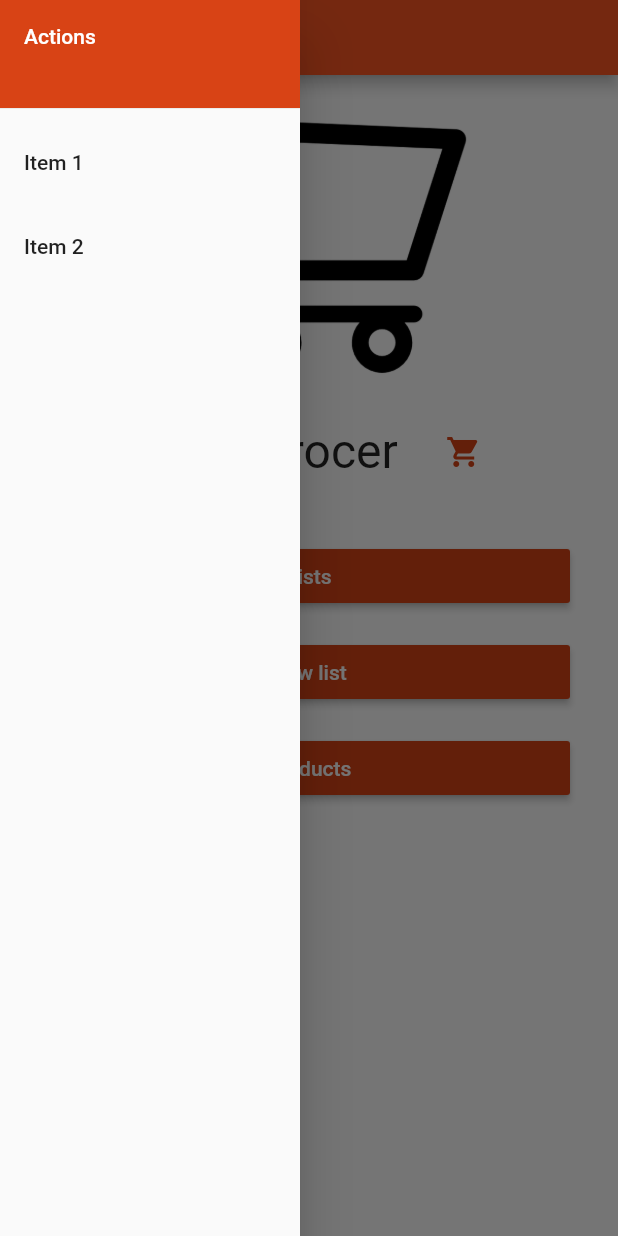
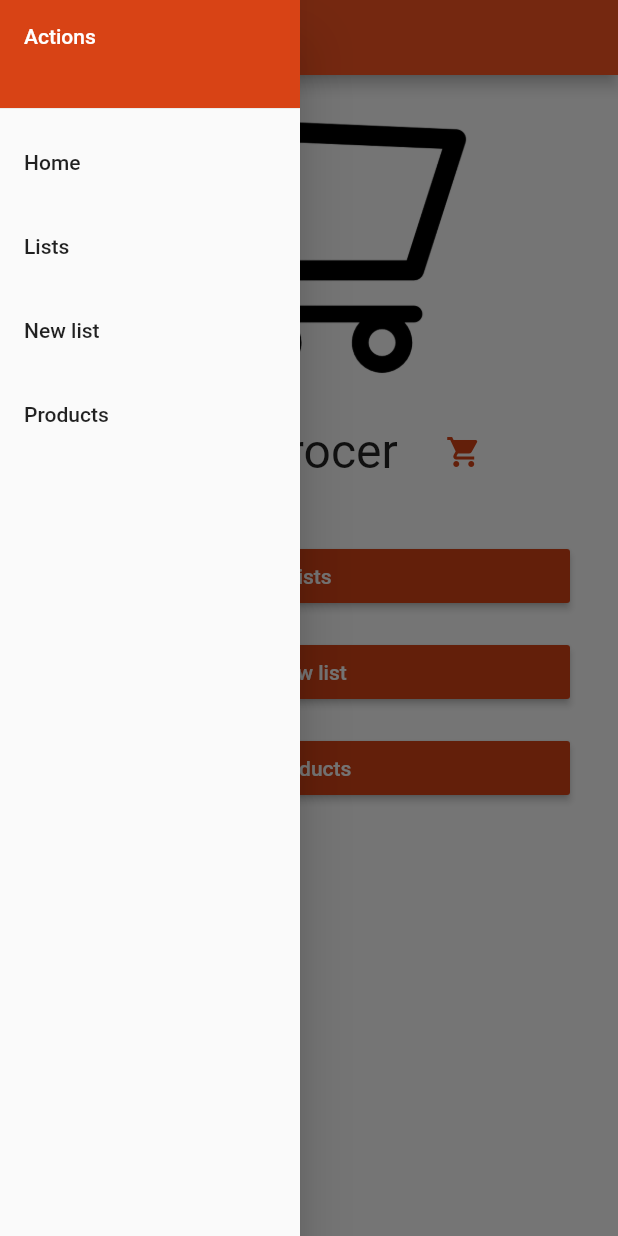
Before and after one commit to Nimor111/grocery-list, a Flutter app: the screen it shows after launch, with the side drawer open, on a phone screen of 412 x 824 dp. Run offline on Flutter 3.47's test engine with Material 2 defaults, Android fonts, the phone set to English and light mode, and no system bars.

Commit message:
Add routes to sidebar

```diff
--- a/lib/modules/core/components/GroceryDrawer.dart
+++ b/lib/modules/core/components/GroceryDrawer.dart
@@ -25,12 +25,30 @@ class GroceryDrawer extends StatelessWidget {
               ),
             ),
             ListTile(
-              title: Text('Item 1'),
-              onTap: () {},
+              title: Text('Home'),
+              onTap: () {
+                Navigator.pushNamed(context, '/');
+              },
             ),
             ListTile(
-              title: Text('Item 2'),
-              onTap: () {},
+              title: Text('Lists'),
+              onTap: () {
+                // TODO
+                // Navigator.pushNamed(context, '/lists');
+              },
+            ),
+            ListTile(
+              title: Text('New list'),
+              onTap: () {
+                // TODO
+                // Navigator.pushNamed(context, '/new-list');
+              },
+            ),
+            ListTile(
+              title: Text('Products'),
+              onTap: () {
+                Navigator.pushNamed(context, '/products');
+              },
             ),
           ],
         ),
```
